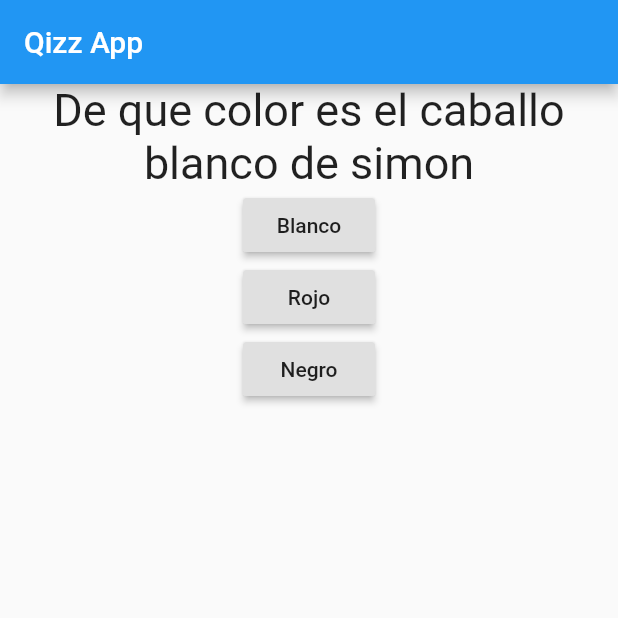
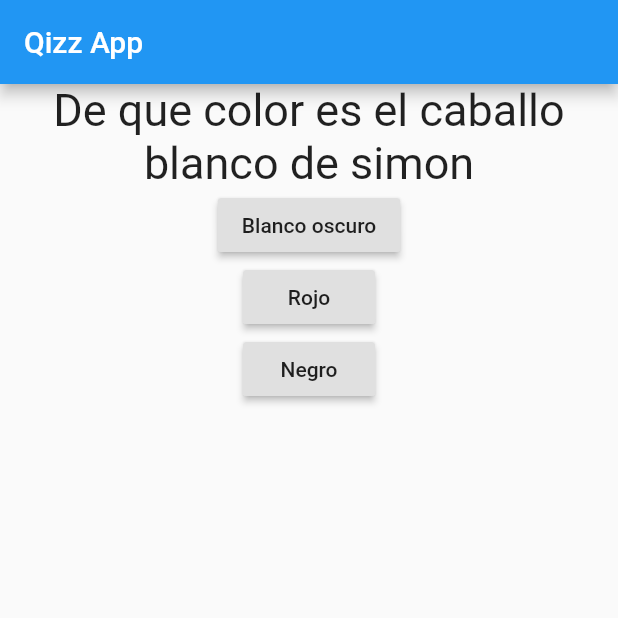
Before and after one commit to juannn91/FlutterQuiz, a Flutter app: the screen it shows after launch, on a phone screen of 412 x 824 dp, the top half of it. Run offline on Flutter 3.47's test engine with Material 2 defaults, Android fonts, the phone set to English and light mode, and no system bars.

Commit message:
cambio respuesta 1

```diff
--- a/lib/questionQuiz.dart
+++ b/lib/questionQuiz.dart
@@ -7,7 +7,7 @@ class QuestionQuiz extends StatelessWidget{
   Widget build(BuildContext context) {
     return Column(children: [
           Question("De que color es el caballo blanco de simon"),
-          Answer("Blanco"),
+          Answer("Blanco oscuro"),
           Answer("Rojo"),
           Answer("Negro"),
     ]);
```
